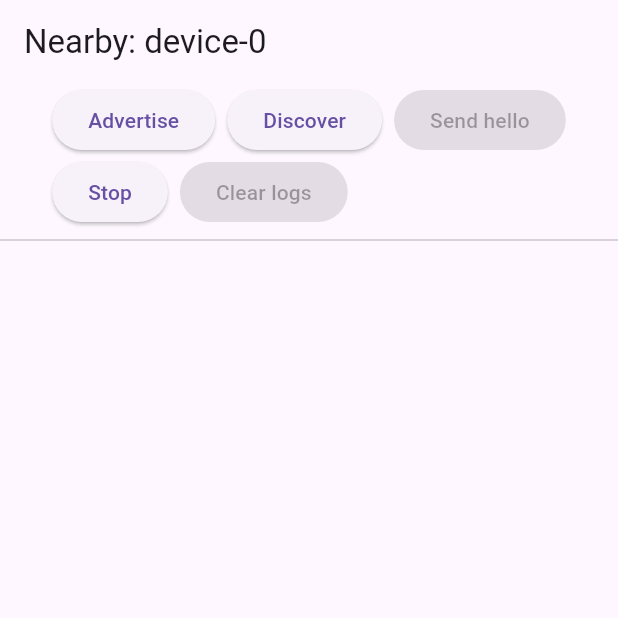
After one commit to TesteurManiak/native_nearby_connections, a Flutter app: the screen it shows after launch, on a phone screen of 412 x 824 dp, the top half of it. The commit adds this screen. Run offline on Flutter 3.47's test engine with Material 3 defaults, Android fonts, the phone set to English and light mode, and no system bars; our stand-ins replace material_ui, permission_handler, plugin_platform_interface.

Commit message:
refactor: simplified content

```diff
--- /dev/null
+++ b/example/lib/home.dart
@@ -0,0 +1,96 @@
+import 'package:material_ui/material_ui.dart';
+import 'package:native_nearby_connections_example/connection_manager.dart';
+
+class Home extends StatefulWidget {
+  const Home({super.key});
+
+  @override
+  State<Home> createState() => _HomeState();
+}
+
+class _HomeState extends State<Home> {
+  late final manager = ConnectionManager()..addListener(() => setState(() {}));
+
+  @override
+  void dispose() {
+    manager.dispose();
+    super.dispose();
+  }
+
+  @override
+  Widget build(BuildContext context) {
+    final active = ElevatedButton.styleFrom(
+      disabledBackgroundColor: Colors.green.withValues(alpha: 0.2),
+      disabledForegroundColor: Colors.green.shade800,
+    );
+
+    final idle =
+        !manager.advertising &&
+        !manager.discovering &&
+        !manager.startingAdvertising;
+
+    return Scaffold(
+      appBar: AppBar(title: Text('Nearby: ${manager.name}')),
+      body: Column(
+        children: [
+          Wrap(
+            spacing: 8,
+            children: [
+              ElevatedButton(
+                onPressed: idle ? manager.advertise : null,
+                style: manager.advertising ? active : null,
+                child: manager.startingAdvertising
+                    ? const SizedBox.square(
+                        dimension: 16,
+                        child: CircularProgressIndicator(strokeWidth: 2),
+                      )
+                    : Text(manager.advertising ? 'Advertising…' : 'Advertise'),
+              ),
+              ElevatedButton(
+                onPressed: idle ? manager.discover : null,
+                style: manager.discovering ? active : null,
+                child: Text(manager.discovering ? 'Discovering…' : 'Discover'),
+              ),
+              ElevatedButton(
+                onPressed: manager.connectedIds.isEmpty
+                    ? null
+                    : manager.sendHello,
+                child: const Text('Send hello'),
+              ),
+              ElevatedButton(
+                onPressed: manager.stop,
+                child: const Text('Stop'),
+              ),
+              ElevatedButton(
+                onPressed: manager.logLines.isEmpty ? null : manager.clearLog,
+                child: const Text('Clear logs'),
+              ),
+            ],
+          ),
+          for (final MapEntry(key: id, value: peer) in manager.peers.entries)
+            ListTile(
+              title: Text(peer.name),
+              subtitle: Text(peer.state.name),
+              trailing: peer.state == PeerState.connecting
+                  ? const SizedBox.square(
+                      dimension: 20,
+                      child: CircularProgressIndicator(strokeWidth: 2),
+                    )
+                  : null,
+              onTap: peer.state == PeerState.found
+                  ? () => manager.request(id)
+                  : null,
+            ),
+          const Divider(),
+          Expanded(
+            child: ListView(
+              children: [
+                for (final l in manager.logLines) ListTile(title: Text(l)),
+              ],
+            ),
+          ),
+        ],
+      ),
+    );
+  }
+}
```
Also changed, not shown: example/lib/main.dart (+3 -92 lines).
